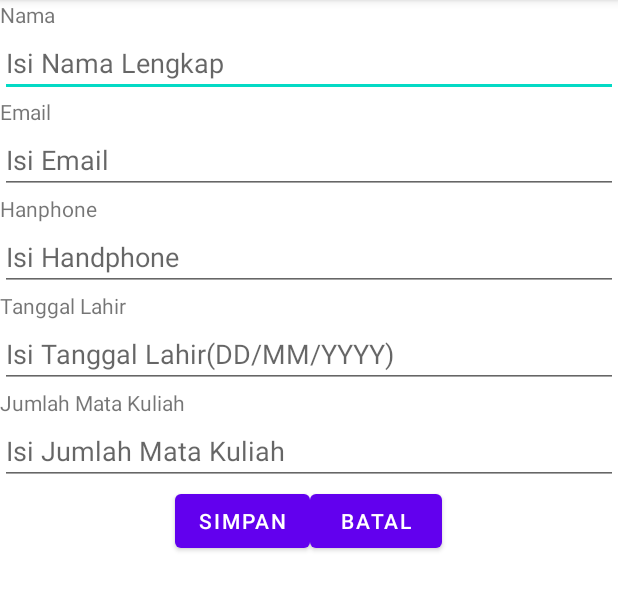
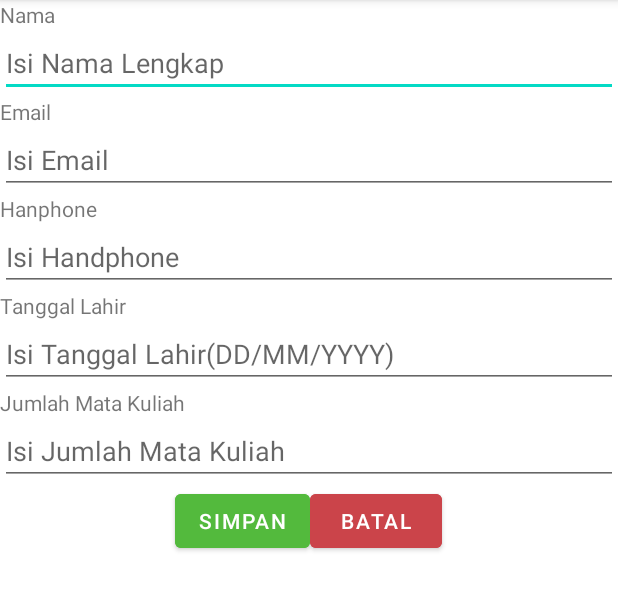
Before and after one commit to FakhriFernanda/PraktikumAndroid, an Android app: the screen it shows after launch (MainActivity), on a phone screen of 412 x 824 dp, the part 84-695 px from its top. Run offline under Robolectric (Android 15) with nearby library versions, the phone set to English and light mode, and no system bars.

```diff
--- a/app/src/main/res/layout/activity_main.xml
+++ b/app/src/main/res/layout/activity_main.xml
@@ -82,12 +82,14 @@
         android:layout_width="wrap_content"
         android:layout_height="wrap_content"
         android:text="Simpan"
+            android:backgroundTint="@color/success"
         />
 
         <Button
         android:layout_width="wrap_content"
         android:layout_height="wrap_content"
         android:text="Batal"
+            android:backgroundTint="@color/danger"
         />
     </LinearLayout>
 
--- a/app/src/main/res/values/colors.xml
+++ b/app/src/main/res/values/colors.xml
@@ -7,4 +7,7 @@
     <color name="teal_700">#FF018786</color>
     <color name="black">#FF000000</color>
     <color name="white">#FFFFFFFF</color>
+    <color name="danger">#CB444A</color>
+    <color name="success">#53BA3D</color>
+
 </resources>
```
